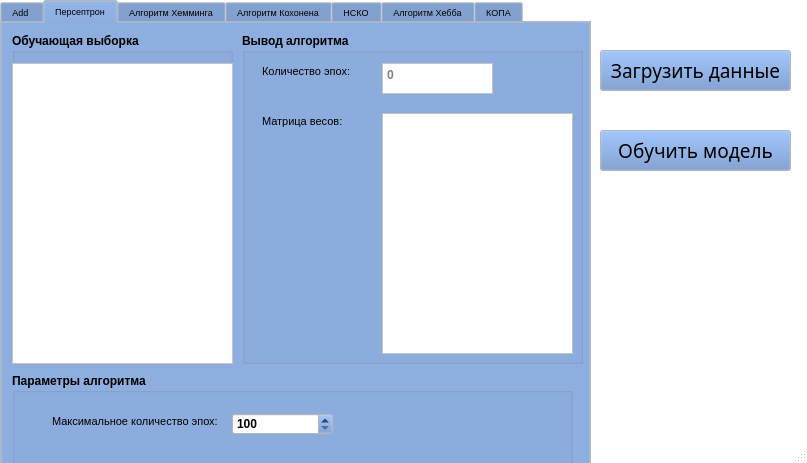
Above: mraz.ui from Wagenod/MRAZ_dlya_GUI before the change. Below: the same form after it.
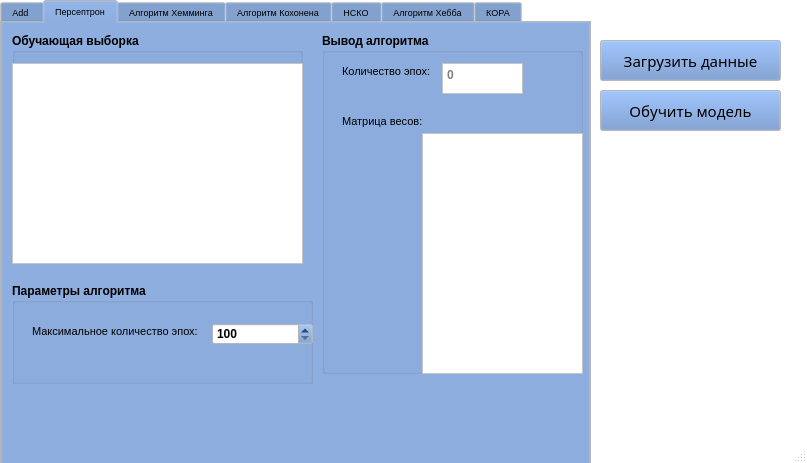
That is the form after the change. The open tabs and pages were chosen to show the change. Icons and pictures are not drawn.

Patch:
```diff
--- a/mraz.ui
+++ b/mraz.ui
@@ -401,13 +401,105 @@
     <attribute name="title">
      <string>Персептрон</string>
     </attribute>
+    <widget class="QGroupBox" name="percep_params_gb">
+     <property name="geometry">
+      <rect>
+       <x>10</x>
+       <y>260</y>
+       <width>301</width>
+       <height>101</height>
+      </rect>
+     </property>
+     <property name="font">
+      <font>
+       <pointsize>9</pointsize>
+       <weight>75</weight>
+       <bold>true</bold>
+      </font>
+     </property>
+     <property name="title">
+      <string>Параметры алгоритма</string>
+     </property>
+     <property name="flat">
+      <bool>true</bool>
+     </property>
+     <widget class="QLabel" name="max_epochs_lbl">
+      <property name="geometry">
+       <rect>
+        <x>20</x>
+        <y>40</y>
+        <width>170</width>
+        <height>16</height>
+       </rect>
+      </property>
+      <property name="font">
+       <font>
+        <pointsize>8</pointsize>
+        <weight>50</weight>
+        <bold>false</bold>
+       </font>
+      </property>
+      <property name="text">
+       <string>Максимальное количество эпох:</string>
+      </property>
+     </widget>
+     <widget class="QSpinBox" name="max_epochs_sb">
+      <property name="geometry">
+       <rect>
+        <x>200</x>
+        <y>40</y>
+        <width>101</width>
+        <height>22</height>
+       </rect>
+      </property>
+      <property name="minimum">
+       <number>100</number>
+      </property>
+      <property name="maximum">
+       <number>10000</number>
+      </property>
+      <property name="singleStep">
+       <number>100</number>
+      </property>
+     </widget>
+    </widget>
+    <widget class="QGroupBox" name="percep_train_gb">
+     <property name="geometry">
+      <rect>
+       <x>10</x>
+       <y>10</y>
+       <width>291</width>
+       <height>231</height>
+      </rect>
+     </property>
+     <property name="font">
+      <font>
+       <pointsize>9</pointsize>
+       <weight>75</weight>
+       <bold>true</bold>
+      </font>
+     </property>
+     <property name="title">
+      <string>Обучающая выборка</string>
+     </property>
+     <widget class="QTableView" name="data_perceptron_tbl">
+      <property name="geometry">
+       <rect>
+        <x>0</x>
+        <y>30</y>
+        <width>291</width>
+        <height>201</height>
+       </rect>
+      </property>
+     </widget>
+    </widget>
     <widget class="QGroupBox" name="percep_output_gb">
      <property name="geometry">
       <rect>
-       <x>240</x>
+       <x>320</x>
        <y>10</y>
-       <width>341</width>
-       <height>331</height>
+       <width>261</width>
+       <height>341</height>
       </rect>
      </property>
      <property name="font">
@@ -426,9 +518,9 @@
      <widget class="QTextEdit" name="weights_matrix_te">
       <property name="geometry">
        <rect>
-        <x>140</x>
-        <y>80</y>
-        <width>191</width>
+        <x>100</x>
+        <y>100</y>
+        <width>161</width>
         <height>241</height>
        </rect>
       </property>
@@ -438,7 +530,7 @@
        <rect>
         <x>20</x>
         <y>80</y>
-        <width>101</width>
+        <width>81</width>
         <height>16</height>
        </rect>
       </property>
@@ -456,9 +548,9 @@
      <widget class="QTextEdit" name="epochs_num_te">
       <property name="geometry">
        <rect>
-        <x>140</x>
+        <x>120</x>
         <y>30</y>
-        <width>111</width>
+        <width>81</width>
         <height>31</height>
        </rect>
       </property>
@@ -474,7 +566,7 @@
        <rect>
         <x>20</x>
         <y>30</y>
-        <width>101</width>
+        <width>91</width>
         <height>16</height>
        </rect>
       </property>
@@ -490,98 +582,6 @@
       </property>
      </widget>
     </widget>
-    <widget class="QGroupBox" name="percep_params_gb">
-     <property name="geometry">
-      <rect>
-       <x>10</x>
-       <y>350</y>
-       <width>561</width>
-       <height>101</height>
-      </rect>
-     </property>
-     <property name="font">
-      <font>
-       <pointsize>9</pointsize>
-       <weight>75</weight>
-       <bold>true</bold>
-      </font>
-     </property>
-     <property name="title">
-      <string>Параметры алгоритма</string>
-     </property>
-     <property name="flat">
-      <bool>true</bool>
-     </property>
-     <widget class="QLabel" name="max_epochs_lbl">
-      <property name="geometry">
-       <rect>
-        <x>40</x>
-        <y>40</y>
-        <width>170</width>
-        <height>16</height>
-       </rect>
-      </property>
-      <property name="font">
-       <font>
-        <pointsize>8</pointsize>
-        <weight>50</weight>
-        <bold>false</bold>
-       </font>
-      </property>
-      <property name="text">
-       <string>Максимальное количество эпох:</string>
-      </property>
-     </widget>
-     <widget class="QSpinBox" name="max_epochs_sb">
-      <property name="geometry">
-       <rect>
-        <x>220</x>
-        <y>40</y>
-        <width>101</width>
-        <height>22</height>
-       </rect>
-      </property>
-      <property name="minimum">
-       <number>100</number>
-      </property>
-      <property name="maximum">
-       <number>10000</number>
-      </property>
-      <property name="singleStep">
-       <number>100</number>
-      </property>
-     </widget>
-    </widget>
-    <widget class="QGroupBox" name="percep_train_gb">
-     <property name="geometry">
-      <rect>
-       <x>10</x>
-       <y>10</y>
-       <width>221</width>
-       <height>331</height>
-      </rect>
-     </property>
-     <property name="font">
-      <font>
-       <pointsize>9</pointsize>
-       <weight>75</weight>
-       <bold>true</bold>
-      </font>
-     </property>
-     <property name="title">
-      <string>Обучающая выборка</string>
-     </property>
-     <widget class="QTableView" name="data_perceptron_tbl">
-      <property name="geometry">
-       <rect>
-        <x>0</x>
-        <y>30</y>
-        <width>221</width>
-        <height>301</height>
-       </rect>
-      </property>
-     </widget>
-    </widget>
    </widget>
    <widget class="QWidget" name="hamming_tab">
     <attribute name="title">
@@ -1153,7 +1153,7 @@
    </widget>
    <widget class="QWidget" name="kopa_tab">
     <attribute name="title">
-     <string>КОПА</string>
+     <string>КОРА</string>
     </attribute>
    </widget>
   </widget>
@@ -1161,42 +1161,65 @@
    <property name="geometry">
     <rect>
      <x>600</x>
-     <y>50</y>
-     <width>191</width>
+     <y>40</y>
+     <width>181</width>
      <height>41</height>
     </rect>
    </property>
    <property name="font">
     <font>
      <family>MingLiU_HKSCS-ExtB</family>
-     <pointsize>14</pointsize>
+     <pointsize>11</pointsize>
     </font>
    </property>
    <property name="text">
     <string>Загрузить данные</string>
    </property>
+   <property name="icon">
+    <iconset>
+     <normaloff>icons8-downloads-folder-96.ico</normaloff>icons8-downloads-folder-96.ico</iconset>
+   </property>
+   <property name="iconSize">
+    <size>
+     <width>40</width>
+     <height>40</height>
+    </size>
+   </property>
    <property name="checkable">
     <bool>true</bool>
    </property>
+   <property name="flat">
+    <bool>false</bool>
+   </property>
   </widget>
   <widget class="QPushButton" name="fit_btn">
    <property name="geometry">
     <rect>
      <x>600</x>
-     <y>130</y>
-     <width>191</width>
+     <y>90</y>
+     <width>181</width>
      <height>41</height>
     </rect>
    </property>
    <property name="font">
     <font>
      <family>MingLiU_HKSCS-ExtB</family>
-     <pointsize>14</pointsize>
+     <pointsize>11</pointsize>
     </font>
    </property>
    <property name="text">
     <string>Обучить модель</string>
    </property>
+   <property name="icon">
+    <iconset>
+     <normaloff>icons8-play-30.ico</normaloff>icons8-play-30.ico</iconset>
+   </property>
+   <property name="iconSize">
+    <size>
+     <width>40</width>
+     <height>40</height>
+    </size>
+   </property>
    <property name="checkable">
     <bool>true</bool>
    </property>
```
Left out of the diff: 63 changed lines with no effect on the pictures.
